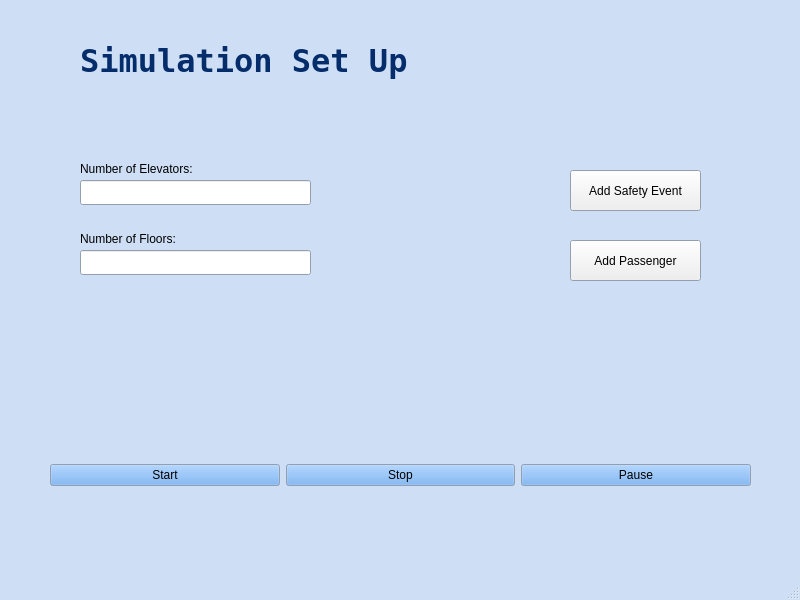
gracestewart3/COMP3004A3, file mainwindow.ui: the form before one commit.
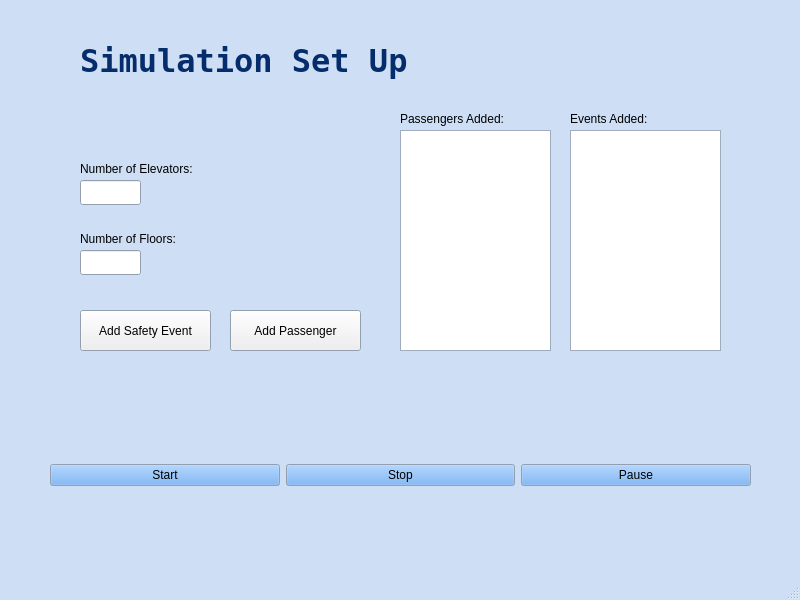
The form after the commit.

```diff
--- a/mainwindow.ui
+++ b/mainwindow.ui
@@ -227,7 +227,7 @@
      <rect>
       <x>80</x>
       <y>180</y>
-      <width>231</width>
+      <width>61</width>
       <height>25</height>
      </rect>
     </property>
@@ -250,7 +250,7 @@
      <rect>
       <x>80</x>
       <y>250</y>
-      <width>231</width>
+      <width>61</width>
       <height>25</height>
      </rect>
     </property>
@@ -271,8 +271,8 @@
    <widget class="QPushButton" name="add_event">
     <property name="geometry">
      <rect>
-      <x>570</x>
-      <y>170</y>
+      <x>80</x>
+      <y>310</y>
       <width>131</width>
       <height>41</height>
      </rect>
@@ -284,8 +284,8 @@
    <widget class="QPushButton" name="add_passenger">
     <property name="geometry">
      <rect>
-      <x>570</x>
-      <y>240</y>
+      <x>230</x>
+      <y>310</y>
       <width>131</width>
       <height>41</height>
      </rect>
@@ -406,6 +406,52 @@
      <string>Simulation Set Up</string>
     </property>
    </widget>
+   <widget class="QTextBrowser" name="textBrowser">
+    <property name="geometry">
+     <rect>
+      <x>400</x>
+      <y>130</y>
+      <width>151</width>
+      <height>221</height>
+     </rect>
+    </property>
+   </widget>
+   <widget class="QTextBrowser" name="textBrowser_2">
+    <property name="geometry">
+     <rect>
+      <x>570</x>
+      <y>130</y>
+      <width>151</width>
+      <height>221</height>
+     </rect>
+    </property>
+   </widget>
+   <widget class="QLabel" name="label">
+    <property name="geometry">
+     <rect>
+      <x>400</x>
+      <y>110</y>
+      <width>141</width>
+      <height>17</height>
+     </rect>
+    </property>
+    <property name="text">
+     <string>Passengers Added:</string>
+    </property>
+   </widget>
+   <widget class="QLabel" name="label_2">
+    <property name="geometry">
+     <rect>
+      <x>570</x>
+      <y>110</y>
+      <width>141</width>
+      <height>17</height>
+     </rect>
+    </property>
+    <property name="text">
+     <string>Events Added: </string>
+    </property>
+   </widget>
   </widget>
   <widget class="QStatusBar" name="statusbar"/>
  </widget>
```
